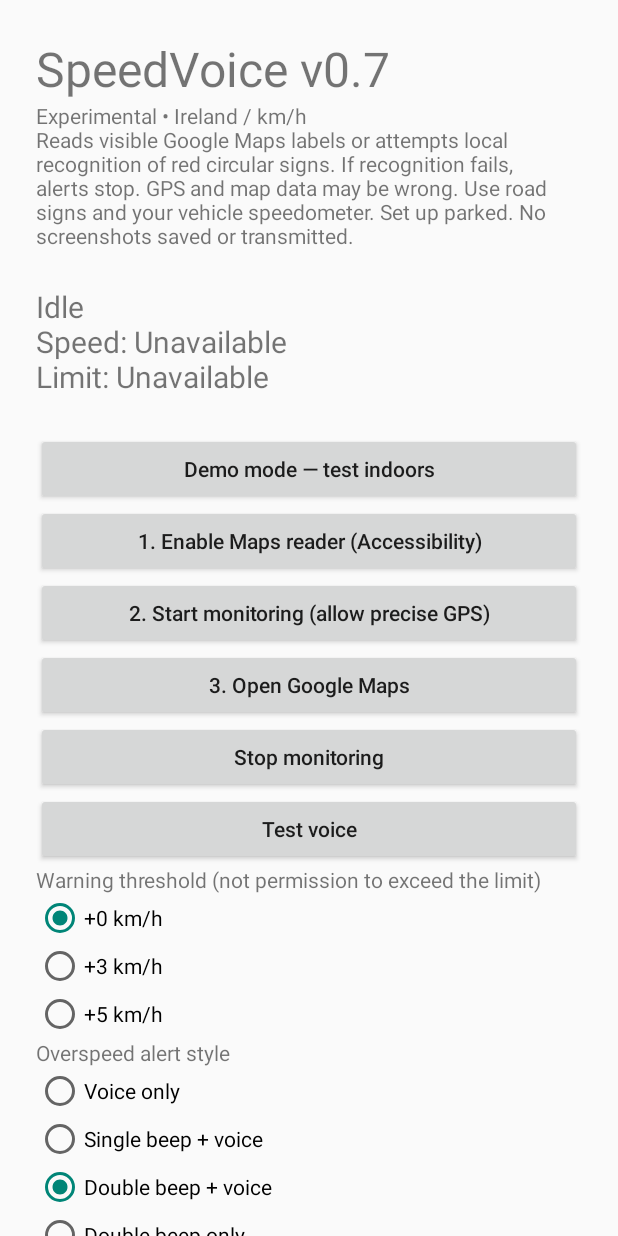
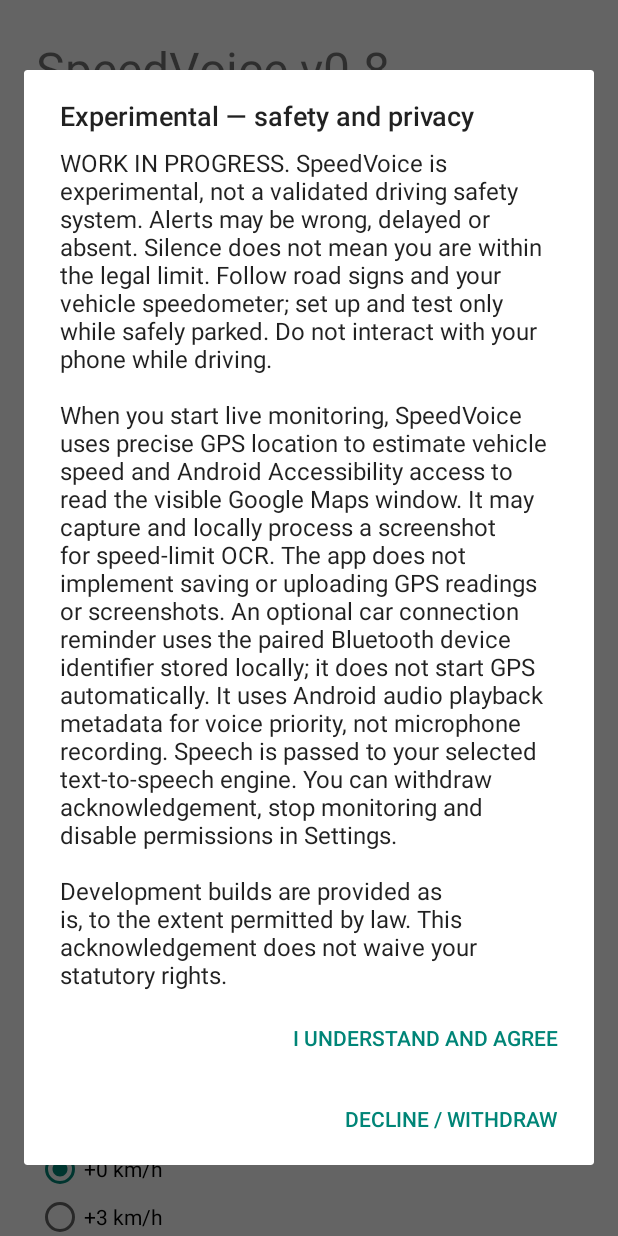
Before and after one commit to drhidayatadnan-wq/Speedvoice, an Android app: the screen it shows after launch (MainActivity), after a tap on "2. Start monitoring (allow precise GPS)", on a phone screen of 412 x 824 dp. Run offline under Robolectric (Android 15) with nearby library versions, the phone set to English and light mode, and no system bars; 2 other taps on this screen came first.

Commit message:
v0.8 phone: fixed disclosure, car Bluetooth reminder, graded beeps, recovery and diagnostics

```diff
--- a/app/build.gradle
+++ b/app/build.gradle
@@ -6,8 +6,8 @@ android {
  applicationId 'ie.speedvoice'
  minSdk 34
  targetSdk 35
- versionCode 9
- versionName '0.7.2-phone'
+ versionCode 11
+ versionName '0.8-phone'
  }
  compileOptions { sourceCompatibility JavaVersion.VERSION_17; targetCompatibility JavaVersion.VERSION_17 }
 }
--- a/app/src/main/AndroidManifest.xml
+++ b/app/src/main/AndroidManifest.xml
@@ -5,9 +5,11 @@
 <uses-permission android:name="android.permission.FOREGROUND_SERVICE"/>
 <uses-permission android:name="android.permission.FOREGROUND_SERVICE_LOCATION"/>
 <uses-permission android:name="android.permission.POST_NOTIFICATIONS"/>
+<uses-permission android:name="android.permission.BLUETOOTH_CONNECT"/>
 <queries><intent><action android:name="android.intent.action.TTS_SERVICE"/></intent><package android:name="com.google.android.apps.maps"/></queries>
 <application android:label="SpeedVoice" android:icon="@mipmap/ic_launcher" android:roundIcon="@mipmap/ic_launcher" android:theme="@android:style/Theme.Material.Light.NoActionBar" android:allowBackup="false" android:supportsRtl="true">
 <activity android:name=".MainActivity" android:exported="true"><intent-filter><action android:name="android.intent.action.MAIN"/><category android:name="android.intent.category.LAUNCHER"/></intent-filter></activity>
+<receiver android:name=".CarConnectionReceiver" android:exported="true" android:permission="android.permission.BLUETOOTH_CONNECT"><intent-filter><action android:name="android.bluetooth.device.action.ACL_CONNECTED"/></intent-filter></receiver>
 <activity android:name=".DemoActivity" android:exported="false"/>
 <service android:name=".GpsService" android:exported="false" android:foregroundServiceType="location"/>
 <service android:name=".MapsReader" android:exported="true" android:label="SpeedVoice – Maps reader" android:permission="android.permission.BIND_ACCESSIBILITY_SERVICE"><intent-filter><action android:name="android.accessibilityservice.AccessibilityService"/></intent-filter><meta-data android:name="android.accessibilityservice" android:resource="@xml/maps_reader"/></service>
--- /dev/null
+++ b/app/src/main/java/ie/speedvoice/Consent.java
@@ -0,0 +1,10 @@
+package ie.speedvoice;
+import android.content.Context;
+
+final class Consent {
+ private static final String KEY="dev_disclosure_v1";
+ static final String DISCLOSURE="WORK IN PROGRESS. SpeedVoice is experimental, not a validated driving safety system. Alerts may be wrong, delayed or absent. Silence does not mean you are within the legal limit. Follow road signs and your vehicle speedometer; set up and test only while safely parked. Do not interact with your phone while driving.\n\nWhen you start live monitoring, SpeedVoice uses precise GPS location to estimate vehicle speed and Android Accessibility access to read the visible Google Maps window. It may capture and locally process a screenshot for speed-limit OCR. The app does not implement saving or uploading GPS readings or screenshots. An optional car connection reminder uses the paired Bluetooth device identifier stored locally; it does not start GPS automatically. It uses Android audio playback metadata for voice priority, not microphone recording. Speech is passed to your selected text-to-speech engine. You can withdraw acknowledgement, stop monitoring and disable permissions in Settings.\n\nDevelopment builds are provided as is, to the extent permitted by law. This acknowledgement does not waive your statutory rights.";
+ static boolean accepted(Context c){return c.getSharedPreferences("prefs",Context.MODE_PRIVATE).getBoolean(KEY,false);}
+ static void accept(Context c){c.getSharedPreferences("prefs",Context.MODE_PRIVATE).edit().putBoolean(KEY,true).apply();}
+ static void revoke(Context c){c.getSharedPreferences("prefs",Context.MODE_PRIVATE).edit().remove(KEY).apply();}
+}
--- a/app/src/main/java/ie/speedvoice/GpsService.java
+++ b/app/src/main/java/ie/speedvoice/GpsService.java
@@ -67,6 +67,7 @@ public class GpsService extends Service implements LocationListener {
    if(State.running){State.muted=!State.muted;updateNotification(true);}else stopSelf();
    return START_NOT_STICKY;
   }
+  if(!Consent.accepted(this)){stopSelf();return START_NOT_STICKY;}
   if(State.running){updateNotification(true);return START_NOT_STICKY;}
   if(checkSelfPermission(Manifest.permission.ACCESS_FINE_LOCATION)!=PackageManager.PERMISSION_GRANTED){stopSelf();return START_NOT_STICKY;}
   nm=getSystemService(NotificationManager.class);
--- a/app/src/main/java/ie/speedvoice/MainActivity.java
+++ b/app/src/main/java/ie/speedvoice/MainActivity.java
@@ -1,6 +1,12 @@
 package ie.speedvoice;
 import android.Manifest;
 import android.app.Activity;
+import android.app.AlertDialog;
+import android.bluetooth.BluetoothAdapter;
+import android.bluetooth.BluetoothDevice;
+import android.bluetooth.BluetoothManager;
+import java.util.ArrayList;
+import android.net.Uri;
 import android.content.*;
 import android.content.pm.PackageManager;
 import android.os.*;
@@ -13,24 +19,31 @@ public class MainActivity extends Activity {
  private TextView status;
  private final Handler h=new Handler(Looper.getMainLooper());
  private TextToSpeech testVoice;
- private final Runnable refresh=new Runnable(){public void run(){float s=State.freshSpeed();status.setText(State.status+"\nSpeed: "+(Float.isNaN(s)?"Unavailable":Math.round(s)+" km/h")+"\nLimit: "+(State.limit<0?"Unavailable":State.limit+" km/h"));h.postDelayed(this,1000);}};
+ private final Runnable refresh=new Runnable(){public void run(){float s=State.freshSpeed();status.setText(State.status+"\nSpeed: "+(Float.isNaN(s)?"Unavailable":Math.round(s)+" km/h")+"\nLimit: "+(State.limit<0?"Unavailable":State.limit+" km/h")+"\nReader: "+State.readerDiagnostic);h.postDelayed(this,1000);}};
  @Override public void onCreate(Bundle b){super.onCreate(b);
  ScrollView sc=new ScrollView(this);LinearLayout l=new LinearLayout(this);l.setOrientation(LinearLayout.VERTICAL);int p=(int)(24*getResources().getDisplayMetrics().density);l.setPadding(p,p,p,p);sc.addView(l);setContentView(sc);
- TextView title=new TextView(this);title.setText("SpeedVoice v0.7");title.setTextSize(32);l.addView(title);
+ TextView title=new TextView(this);title.setText("SpeedVoice v0.8");title.setTextSize(32);l.addView(title);
  TextView intro=new TextView(this);intro.setText("Experimental • Ireland / km/h\nReads visible Google Maps labels or attempts local recognition of red circular signs. If recognition fails, alerts stop. GPS and map data may be wrong. Use road signs and your vehicle speedometer. Set up parked. No screenshots saved or transmitted.");l.addView(intro);
  status=new TextView(this);status.setTextSize(20);status.setPadding(0,p,0,p);l.addView(status);
  add(l,"Demo mode — test indoors",v->{stopService(new Intent(this,GpsService.class));startActivity(new Intent(this,DemoActivity.class));});
- add(l,"1. Enable Maps reader (Accessibility)",v->startActivity(new Intent(Settings.ACTION_ACCESSIBILITY_SETTINGS)));
+ add(l,"1. Enable Maps reader (Accessibility)",v->requireConsent(()->startActivity(new Intent(Settings.ACTION_ACCESSIBILITY_SETTINGS))));
  add(l,"2. Start monitoring (allow precise GPS)",v->startMonitor());
  add(l,"3. Open Google Maps",v->{Intent i=getPackageManager().getLaunchIntentForPackage("com.google.android.apps.maps");if(i!=null)startActivity(i);else Toast.makeText(this,"Google Maps not installed",Toast.LENGTH_SHORT).show();});
  add(l,"Stop monitoring",v->stopService(new Intent(this,GpsService.class)));
+ add(l,"Safety and privacy notice",v->showDisclosure(null));
+ add(l,"Read privacy notice on GitHub",v->{try{startActivity(new Intent(Intent.ACTION_VIEW,Uri.parse("https://github.com/drhidayatadnan-wq/Speedvoice/blob/main/PRIVACY.md")));}catch(RuntimeException e){Toast.makeText(this,"No browser available",Toast.LENGTH_LONG).show();}});
+ add(l,"Withdraw acknowledgement / stop monitoring",v->{Consent.revoke(this);getSharedPreferences("prefs",MODE_PRIVATE).edit().remove("car_address").apply();getSystemService(android.app.NotificationManager.class).cancel(81);stopService(new Intent(this,GpsService.class));State.running=false;State.limit=-1;State.clearGps();Toast.makeText(this,"Monitoring stopped. Disable accessibility access in Android Settings if no longer needed.",Toast.LENGTH_LONG).show();});
  add(l,"Test voice",v->{if(testVoice!=null)testVoice.shutdown();testVoice=new TextToSpeech(this,result->{if(result==TextToSpeech.SUCCESS&&testVoice!=null){testVoice.setLanguage(Locale.UK);testVoice.speak("SpeedVoice test. Speed limit fifty kilometres per hour.",TextToSpeech.QUEUE_FLUSH,null,"test");}});});
  TextView t=new TextView(this);t.setText("Warning threshold (not permission to exceed the limit)");l.addView(t);
  RadioGroup g=new RadioGroup(this);for(int n:new int[]{0,3,5}){RadioButton r=new RadioButton(this);r.setId(100+n);r.setText("+"+n+" km/h");g.addView(r);}
  g.check(100+getSharedPreferences("prefs",MODE_PRIVATE).getInt("tolerance",0));g.setOnCheckedChangeListener((group,id)->getSharedPreferences("prefs",MODE_PRIVATE).edit().putInt("tolerance",id-100).apply());l.addView(g);
  final SharedPreferences prefs=getSharedPreferences("prefs",MODE_PRIVATE);
+ CheckBox recovery=new CheckBox(this);recovery.setText("Announce return to detected limit");recovery.setChecked(prefs.getBoolean("recovery_voice",true));recovery.setOnCheckedChangeListener((b1,checked)->prefs.edit().putBoolean("recovery_voice",checked).apply());l.addView(recovery);
+ add(l,"Choose car Bluetooth device",v->requireConsent(()->chooseCar()));
+ add(l,"Disable car connection reminders",v->{prefs.edit().remove("car_address").apply();getSystemService(android.app.NotificationManager.class).cancel(81);Toast.makeText(this,"Car reminders disabled",Toast.LENGTH_SHORT).show();});
+ TextView bt=new TextView(this);bt.setText("Car connection reminder: tap the notification while parked to open SpeedVoice and start monitoring. Android restricts unattended GPS starts.");l.addView(bt);
  TextView a=new TextView(this);a.setText("Overspeed alert style");l.addView(a);
- RadioGroup styles=new RadioGroup(this);String[] names={"Voice only","Single beep + voice","Double beep + voice","Double beep only"};
+ RadioGroup styles=new RadioGroup(this);String[] names={"Voice only","Single beep + voice","Double beep + voice","Double beep only","Graded beeps + voice"};
  for(int i=0;i<names.length;i++){RadioButton option=new RadioButton(this);option.setId(200+i);option.setText(names[i]);styles.addView(option);}
  styles.check(200+prefs.getInt("alert_mode",2));styles.setOnCheckedChangeListener((group,id)->prefs.edit().putInt("alert_mode",id-200).apply());l.addView(styles);
  TextView repeat=new TextView(this);repeat.setText("Repeat warning while overspeeding");l.addView(repeat);
@@ -41,10 +54,30 @@ public class MainActivity extends Activity {
  volume.setOnSeekBarChangeListener(new SeekBar.OnSeekBarChangeListener(){public void onStartTrackingTouch(SeekBar b){}public void onStopTrackingTouch(SeekBar b){}public void onProgressChanged(SeekBar b,int value,boolean fromUser){int percent=value+25;vol.setText("Alert volume: "+percent+"% of system volume");if(fromUser)prefs.edit().putInt("alert_volume",percent).apply();}});
 
  }
+ private void chooseCar(){
+  if(checkSelfPermission(Manifest.permission.BLUETOOTH_CONNECT)!=PackageManager.PERMISSION_GRANTED){requestPermissions(new String[]{Manifest.permission.BLUETOOTH_CONNECT},23);return;}
+  if(checkSelfPermission(Manifest.permission.POST_NOTIFICATIONS)!=PackageManager.PERMISSION_GRANTED){requestPermissions(new String[]{Manifest.permission.POST_NOTIFICATIONS},24);return;}
+  try{
+   BluetoothManager bm=getSystemService(BluetoothManager.class);BluetoothAdapter adapter=bm==null?null:bm.getAdapter();
+   if(adapter==null){Toast.makeText(this,"Bluetooth unavailable",Toast.LENGTH_LONG).show();return;}
+   ArrayList<BluetoothDevice> devices=new ArrayList<>(adapter.getBondedDevices());
+   if(devices.isEmpty()){Toast.makeText(this,"Pair your car in Android Bluetooth settings first",Toast.LENGTH_LONG).show();return;}
+   String[] names=new String[devices.size()];for(int i=0;i<names.length;i++){BluetoothDevice d=devices.get(i);names[i]=(d.getName()==null?"Paired device":d.getName())+" • "+d.getAddress();}
+   new AlertDialog.Builder(this).setTitle("Choose your car").setItems(names,(dialog,which)->{getSharedPreferences("prefs",MODE_PRIVATE).edit().putString("car_address",devices.get(which).getAddress()).apply();Toast.makeText(this,"Car connection reminders enabled",Toast.LENGTH_SHORT).show();}).setNegativeButton("Cancel",null).show();
+  }catch(RuntimeException e){Toast.makeText(this,"Cannot access paired devices",Toast.LENGTH_LONG).show();}
+ }
+ private void requireConsent(Runnable action){if(Consent.accepted(this)){action.run();return;}showDisclosure(action);}
+ private void showDisclosure(Runnable action){
+  new AlertDialog.Builder(this).setTitle("Experimental — safety and privacy")
+   .setMessage(Consent.DISCLOSURE)
+   .setPositiveButton("I understand and agree",(d,w)->{Consent.accept(this);if(action!=null)action.run();})
+   .setNegativeButton("Decline / withdraw",(d,w)->{Consent.revoke(this);stopService(new Intent(this,GpsService.class));State.running=false;State.limit=-1;State.clearGps();})
+   .setCancelable(true).show();
+ }
  private void add(LinearLayout l,String label,View.OnClickListener listener){Button b=new Button(this);b.setText(label);b.setAllCaps(false);b.setOnClickListener(listener);l.addView(b);}
- private void startMonitor(){if(checkSelfPermission(Manifest.permission.ACCESS_FINE_LOCATION)!=PackageManager.PERMISSION_GRANTED){requestPermissions(new String[]{Manifest.permission.ACCESS_FINE_LOCATION,Manifest.permission.ACCESS_COARSE_LOCATION},10);return;}if(Build.VERSION.SDK_INT>=33&&checkSelfPermission(Manifest.permission.POST_NOTIFICATIONS)!=PackageManager.PERMISSION_GRANTED){requestPermissions(new String[]{Manifest.permission.POST_NOTIFICATIONS},11);return;}launch();}
- private void launch(){try{startForegroundService(new Intent(this,GpsService.class));}catch(Exception e){Toast.makeText(this,"Unable to start monitoring",Toast.LENGTH_LONG).show();}}
- @Override public void onRequestPermissionsResult(int code,String[] perms,int[] result){super.onRequestPermissionsResult(code,perms,result);if(code==10&&checkSelfPermission(Manifest.permission.ACCESS_FINE_LOCATION)==PackageManager.PERMISSION_GRANTED)startMonitor();else if(code==11)launch();}
+ private void startMonitor(){if(!Consent.accepted(this)){requireConsent(()->startMonitor());return;}if(checkSelfPermission(Manifest.permission.ACCESS_FINE_LOCATION)!=PackageManager.PERMISSION_GRANTED){requestPermissions(new String[]{Manifest.permission.ACCESS_FINE_LOCATION,Manifest.permission.ACCESS_COARSE_LOCATION},10);return;}if(Build.VERSION.SDK_INT>=33&&checkSelfPermission(Manifest.permission.POST_NOTIFICATIONS)!=PackageManager.PERMISSION_GRANTED){requestPermissions(new String[]{Manifest.permission.POST_NOTIFICATIONS},11);return;}launch();}
+ private void launch(){if(!Consent.accepted(this))return;try{startForegroundService(new Intent(this,GpsService.class));}catch(Exception e){Toast.makeText(this,"Unable to start monitoring",Toast.LENGTH_LONG).show();}}
+ @Override public void onRequestPermissionsResult(int code,String[] perms,int[] result){super.onRequestPermissionsResult(code,perms,result);if(code==10&&checkSelfPermission(Manifest.permission.ACCESS_FINE_LOCATION)==PackageManager.PERMISSION_GRANTED)startMonitor();else if(code==11)launch();else if((code==23||code==24)&&result.length>0&&result[0]==PackageManager.PERMISSION_GRANTED)chooseCar();}
  @Override protected void onResume(){super.onResume();h.removeCallbacks(refresh);h.post(refresh);}
  @Override protected void onPause(){h.removeCallbacks(refresh);super.onPause();}
  @Override protected void onDestroy(){if(testVoice!=null)testVoice.shutdown();super.onDestroy();}
--- a/app/src/main/java/ie/speedvoice/State.java
+++ b/app/src/main/java/ie/speedvoice/State.java
@@ -3,6 +3,7 @@ import android.os.SystemClock;
 final class State {
  static volatile boolean running=false;
  static volatile boolean muted=false;
+ static volatile String readerDiagnostic="Inactive";
  static volatile String status="Idle";
  static volatile int limit=-1;
  static volatile float speed=Float.NaN;
```
Also changed, not shown: app/src/main/java/ie/speedvoice/CarConnectionReceiver.java (added, +23 -0 lines), app/src/main/java/ie/speedvoice/DemoActivity.java (+5 -4 lines), app/src/main/java/ie/speedvoice/MapsReader.java (+18 -15 lines), app/src/main/java/ie/speedvoice/SpeechGate.java (+10 -5 lines), 2 other files.
